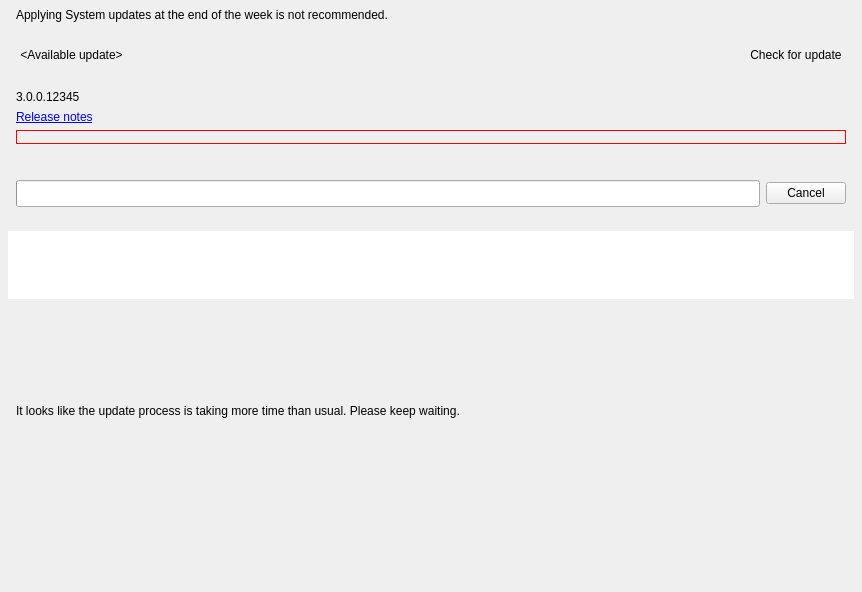
Above: vms/client/nx_vms_client_desktop/src/nx/vms/client/desktop/system_update/multi_server_updates_widget.ui from networkoptix/nx_open before the change. Below: the same form after it.
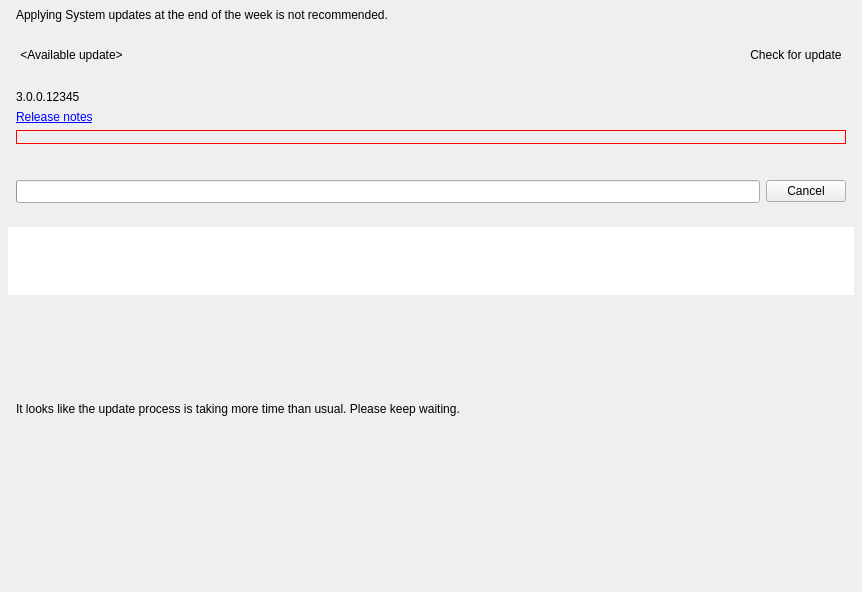
That is the form after the change. Custom widgets are drawn as their Qt base class.

Commit message:
VMS-13124: Readjusted font size for progress widget in MultiServerUpdatesWidget
<==== Mercurial data ====>
Branch: vms_4.0_gui

Patch:
```diff
--- a/vms/client/nx_vms_client_desktop/src/nx/vms/client/desktop/system_update/multi_server_updates_widget.ui
+++ b/vms/client/nx_vms_client_desktop/src/nx/vms/client/desktop/system_update/multi_server_updates_widget.ui
@@ -580,7 +580,7 @@
            <widget class="QProgressBar" name="actionProgess">
             <property name="font">
              <font>
-              <pointsize>12</pointsize>
+              <pointsize>10</pointsize>
              </font>
             </property>
            </widget>
```
